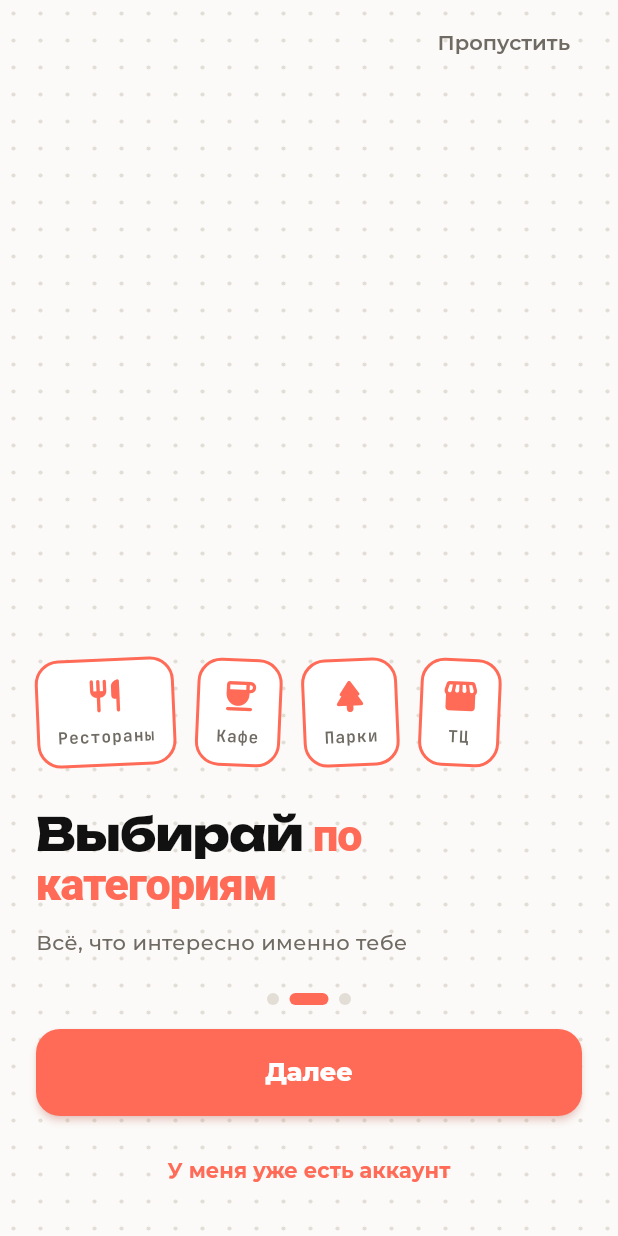
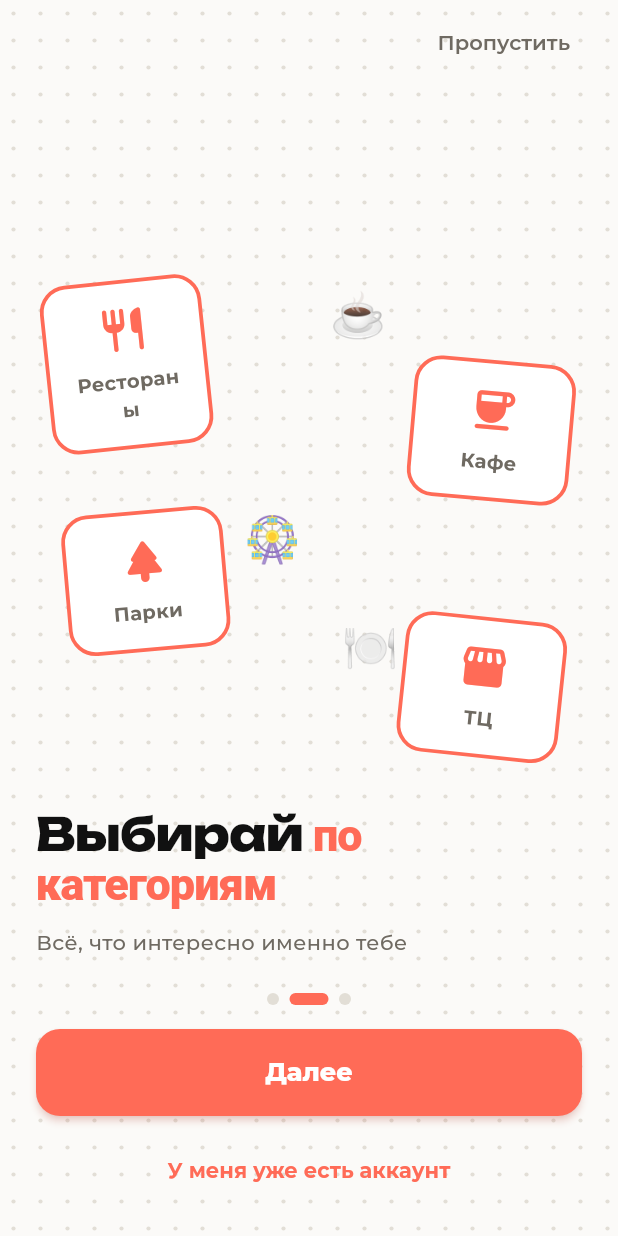
Before and after one commit to d44584131-bit/Tavsiya-MVP, a Flutter app: the OnboardingScreen screen opened directly with empty values, swiped to page 2, on a phone screen of 412 x 824 dp. Run offline on Flutter 3.47's test engine with Material 3 defaults, Android fonts, the phone set to English and light mode, and no system bars; our stand-ins replace google_fonts, google_sign_in, image_picker, permission_handler, share_plus, shared_preferences and 1 more; accounts and stored records are empty.

Commit message:
Fix onboarding bubble overlap, scatter categories, expand reviews; reorder flow
- Page 1: highlight bubbles were absolutely positioned in a Stack that
  didn't reserve space for the second bubble, so it visually overlapped
  the headline underneath - switched to a Column layout (same safe
  pattern already used on page 3), added a 3rd highlight bubble.
- Page 2: categories were a cramped single row - now scattered across a
  fixed-height canvas, bigger cards/icons/font, plus decorative coffee/
  carousel/plate emoji in the gaps.
- Page 3: added 2 more review-quote bubbles (4 total) - the extra content
  also naturally fills the top whitespace instead of everything sitting
  low near the headline.
- First-run flow reordered to language -> onboarding -> city (was
  onboarding -> language -> city), so onboarding copy follows the chosen
  language instead of always starting in Russian.
- City picker (onboarding + home) now shows a "we currently only serve
  Tashkent, sorry" dialog for any other city instead of switching to it.

```diff
--- a/lib/l10n/strings.dart
+++ b/lib/l10n/strings.dart
@@ -67,6 +67,11 @@ class Strings {
   String get chooseCitySubtitle => _t(
       'Пока полноценно работает только Ташкент — остальные города появятся позже',
       'Hozircha faqat Toshkent uchun toʻliq maʼlumot bor — boshqa shaharlar keyinroq qoʻshiladi');
+  String get onlyTashkentTitle => _t('Пока только Ташкент', 'Hozircha faqat Toshkent');
+  String get onlyTashkentMessage => _t(
+      'Сейчас мы работаем только в Ташкенте, приносим извинения. Другие города подключим позже.',
+      'Hozircha biz faqat Toshkentda ishlaymiz, uzr soʻraymiz. Boshqa shaharlarni keyinroq qoʻshamiz.');
+  String get gotItButton => _t('Понятно', 'Tushunarli');
 
   // ---------------------------------------------------------------
   // Категории мест (badge — единственное число / фильтр — множественное)
@@ -512,6 +517,8 @@ class Strings {
       _t('Сотни проверенных мест', 'Yuzlab tekshirilgan joylar');
   String get onboard1Bubble2 =>
       _t('Рейтинги реальных людей', 'Haqiqiy odamlarning baholari');
+  String get onboard1Bubble3 =>
+      _t('Новые места каждую неделю', 'Har hafta yangi joylar');
 
   String get onboard2TitlePrefix => _t('Выбирай ', 'Tanlang — ');
   String get onboard2TitleAccent => _t('по категориям', 'toifalar boʻyicha');
@@ -528,4 +535,9 @@ class Strings {
       'Muhiti zoʻr, albatta qaytamiz');
   String get onboardReview2 => _t('Отличное место для семейного отдыха',
       'Oilaviy dam olish uchun ajoyib joy');
+  String get onboardReview3 =>
+      _t('Кофе тут просто топ, хожу каждый день', 'Qahvasi zoʻr, har kuni boraman');
+  String get onboardReview4 => _t(
+      'Нашла столько новых мест благодаря приложению',
+      'Ilova tufayli koʻplab yangi joylarni topdim');
 }
--- a/lib/main.dart
+++ b/lib/main.dart
@@ -72,14 +72,16 @@ class _BootstrapState extends State<_Bootstrap> {
     };
     SupabaseService.cityKey = prefs.getString(_prefsCityKey) ?? kDefaultCity;
 
-    // Первый запуск: онбординг → язык → город → (обязательная) регистрация.
-    // onboardingDone проставляется один раз, в конце этой цепочки (см.
-    // _finishFirstRun). Если флаг уже стоит, но сессии нет — при каждом
-    // холодном старте (в том числе после выхода из аккаунта) пользователь
-    // попадает на экран входа/регистрации, а не сразу в приложение.
+    // Первый запуск: язык → онбординг → город → (обязательная) регистрация.
+    // Язык выбирается первым, чтобы текст онбординга сразу шёл на нужном
+    // языке, а не переключался на полпути. onboardingDone проставляется
+    // один раз, в конце этой цепочки (см. _finishFirstRun). Если флаг уже
+    // стоит, но сессии нет — при каждом холодном старте (в том числе после
+    // выхода из аккаунта) пользователь попадает на экран входа/регистрации,
+    // а не сразу в приложение.
     final hasSession = SupabaseService.currentUser != null;
     final initialFlow = !onboardingDone
-        ? _Flow.onboarding
+        ? _Flow.language
         : (hasSession ? _Flow.main : _Flow.auth);
 
     if (!mounted) return;
@@ -176,14 +178,14 @@ class _TavsiyaAppState extends State<TavsiyaApp> {
         // с телефон — без этого интерфейс выглядит рассыпавшимся на wide-viewport.
         builder: (context, child) => _WideScreenFrame(child: child),
         home: switch (_flow) {
-          _Flow.onboarding => OnboardingScreen(
-              onFinish: () => setState(() => _flow = _Flow.language),
-            ),
           _Flow.language => LanguageSelectScreen(
               onSelected: (lang) {
                 _setLanguage(lang);
-                setState(() => _flow = _Flow.city);
+                setState(() => _flow = _Flow.onboarding);
               },
+            ),
+          _Flow.onboarding => OnboardingScreen(
+              onFinish: () => setState(() => _flow = _Flow.city),
             ),
           _Flow.city => RegionSelectScreen(
               initialCity: _city,
--- a/lib/screens/home/home_screen.dart
+++ b/lib/screens/home/home_screen.dart
@@ -480,6 +480,28 @@ class _CityPickerSheet extends StatelessWidget {
   const _CityPickerSheet(
       {required this.selectedCity, required this.onSelected});
 
+  // Реальные данные пока только по Ташкенту — вместо переключения на
+  // остальные города из списка просто извиняемся.
+  void _onCityTap(BuildContext context, String key) {
+    if (key != kDefaultCity) {
+      showDialog<void>(
+        context: context,
+        builder: (context) => AlertDialog(
+          title: Text(s(context).onlyTashkentTitle),
+          content: Text(s(context).onlyTashkentMessage),
+          actions: [
+            TextButton(
+              onPressed: () => Navigator.of(context).pop(),
+              child: Text(s(context).gotItButton),
+            ),
+          ],
+        ),
+      );
+      return;
+    }
+    onSelected(key);
+  }
+
   @override
   Widget build(BuildContext context) {
     final theme = Theme.of(context);
@@ -508,7 +530,7 @@ class _CityPickerSheet extends StatelessWidget {
           ...kCityKeys.map((key) {
             final isActive = key == selectedCity;
             return InkWell(
-              onTap: () => onSelected(key),
+              onTap: () => _onCityTap(context, key),
               borderRadius: BorderRadius.circular(14),
               child: Padding(
                 padding: const EdgeInsets.symmetric(vertical: 12),
--- a/lib/screens/onboarding/onboarding_screen.dart
+++ b/lib/screens/onboarding/onboarding_screen.dart
@@ -55,7 +55,11 @@ class _OnboardingScreenState extends State<OnboardingScreen> {
           titlePrefix: s(context).onboard1TitlePrefix,
           titleAccent: s(context).onboard1TitleAccent,
           subtitle: s(context).onboard1Subtitle,
-          highlights: [s(context).onboard1Bubble1, s(context).onboard1Bubble2],
+          highlights: [
+            s(context).onboard1Bubble1,
+            s(context).onboard1Bubble2,
+            s(context).onboard1Bubble3,
+          ],
         ),
         OnboardingPageData(
           titlePrefix: s(context).onboard2TitlePrefix,
@@ -75,6 +79,8 @@ class _OnboardingScreenState extends State<OnboardingScreen> {
           reviews: [
             _ReviewSnippet(s(context).onboardReview1, 5),
             _ReviewSnippet(s(context).onboardReview2, 4),
+            _ReviewSnippet(s(context).onboardReview3, 5),
+            _ReviewSnippet(s(context).onboardReview4, 5),
           ],
         ),
       ];
@@ -222,8 +228,11 @@ class _OnboardingPageState extends State<_OnboardingPage>
   Widget _bubbleWall(BuildContext context) {
     final d = widget.data;
     if (d.highlights != null) {
-      return Stack(
-        clipBehavior: Clip.none,
+      // Колонка, а не Stack с абсолютным позиционированием — иначе высота
+      // "стены" не учитывает второй пузырь, и он наезжает на заголовок ниже
+      // (был баг с наложением элементов друг на друга).
+      return Column(
+        crossAxisAlignment: CrossAxisAlignment.start,
         children: [
           Align(
             alignment: Alignment.centerLeft,
@@ -232,31 +241,76 @@ class _OnboardingPageState extends State<_OnboardingPage>
               child: Text(d.highlights![0]),
             ),
           ),
-          Positioned(
-            top: 64,
-            right: 0,
-            child: ReviewBubble(
-              tilt: BubbleTilt.rightSoft,
-              child: Text(d.highlights![1]),
+          const SizedBox(height: 16),
+          Align(
+            alignment: Alignment.centerRight,
+            child: Stack(
+              clipBehavior: Clip.none,
+              children: [
+                ReviewBubble(
+                  tilt: BubbleTilt.rightSoft,
+                  child: Text(d.highlights![1]),
+                ),
+                const Positioned(top: -16, left: -14, child: Doodle(size: 22)),
+              ],
             ),
           ),
-          const Positioned(top: 0, right: 40, child: Doodle(size: 24)),
+          const SizedBox(height: 16),
+          Align(
+            alignment: Alignment.centerLeft,
+            child: ReviewBubble(
+              tilt: BubbleTilt.left,
+              child: Text(d.highlights![2]),
+            ),
+          ),
         ],
       );
     }
     if (d.categories != null) {
-      return Wrap(
-        alignment: WrapAlignment.center,
-        spacing: 14,
-        runSpacing: 14,
-        children: d.categories!.asMap().entries.map((entry) {
-          final i = entry.key;
-          final chip = entry.value;
-          return Transform.rotate(
-            angle: (i.isEven ? -2.5 : 2.5) * 3.1415926535 / 180,
-            child: _CategoryTagBubble(chip: chip),
-          );
-        }).toList(),
+      // Разброс по разным точкам "холста" фиксированной высоты — карточки
+      // покрупнее плюс декоративные эмодзи в промежутках, как в референсе.
+      return SizedBox(
+        width: double.infinity,
+        height: 330,
+        child: Stack(
+          clipBehavior: Clip.none,
+          children: [
+            Align(
+              alignment: const Alignment(-0.95, -0.95),
+              child: Transform.rotate(
+                angle: -6 * 3.1415926535 / 180,
+                child: _CategoryTagBubble(chip: d.categories![0]),
+              ),
+            ),
+            Align(
+              alignment: const Alignment(0.95, -0.5),
+              child: Transform.rotate(
+                angle: 5 * 3.1415926535 / 180,
+                child: _CategoryTagBubble(chip: d.categories![1]),
+              ),
+            ),
+            Align(
+              alignment: const Alignment(-0.85, 0.35),
+              child: Transform.rotate(
+                angle: -5 * 3.1415926535 / 180,
+                child: _CategoryTagBubble(chip: d.categories![2]),
+              ),
+            ),
+            Align(
+              alignment: const Alignment(0.9, 0.95),
+              child: Transform.rotate(
+                angle: 6 * 3.1415926535 / 180,
+                child: _CategoryTagBubble(chip: d.categories![3]),
+              ),
+            ),
+            const Align(
+                alignment: Alignment(0.2, -0.95), child: _EmojiDoodle('☕')),
+            const Align(
+                alignment: Alignment(-0.15, 0.1), child: _EmojiDoodle('🎡')),
+            const Align(
+                alignment: Alignment(0.25, 0.6), child: _EmojiDoodle('🍽️')),
+          ],
+        ),
       );
     }
     if (d.reviews != null) {
@@ -354,21 +408,41 @@ class _CategoryTagBubble extends StatelessWidget {
     final theme = Theme.of(context);
     final isDark = theme.brightness == Brightness.dark;
     return Container(
-      padding: const EdgeInsets.symmetric(horizontal: 12, vertical: 10),
+      width: 108,
+      padding: const EdgeInsets.symmetric(horizontal: 14, vertical: 14),
       decoration: BoxDecoration(
         color: isDark ? const Color(0xFF1A1817) : Colors.white,
-        borderRadius: BorderRadius.circular(16),
-        border: Border.all(color: theme.colorScheme.primary, width: 2),
+        borderRadius: BorderRadius.circular(18),
+        border: Border.all(color: theme.colorScheme.primary, width: 2.5),
       ),
       child: Column(
         mainAxisSize: MainAxisSize.min,
         children: [
-          Icon(chip.icon, color: theme.colorScheme.primary, size: 26),
-          const SizedBox(height: 6),
+          Icon(chip.icon, color: theme.colorScheme.primary, size: 34),
+          const SizedBox(height: 8),
           Text(s(context).categoryPlural(chip.categoryKey),
-              style: theme.textTheme.labelSmall, textAlign: TextAlign.center),
+              style: theme.textTheme.bodyMedium
+                  ?.copyWith(fontWeight: FontWeight.w700, fontSize: 13),
+              textAlign: TextAlign.center),
         ],
       ),
     );
   }
 }
+
+/// Декоративный эмодзи, разбросанный по "холсту" 2-го экрана — чисто
+/// орнамент, как рукописные завитки в референсе, никакого смысла не несёт.
+class _EmojiDoodle extends StatelessWidget {
+  final String emoji;
+  const _EmojiDoodle(this.emoji);
+
+  @override
+  Widget build(BuildContext context) {
+    return IgnorePointer(
+      child: Opacity(
+        opacity: 0.8,
+        child: Text(emoji, style: const TextStyle(fontSize: 30)),
+      ),
+    );
+  }
+}
--- a/lib/screens/onboarding/region_select_screen.dart
+++ b/lib/screens/onboarding/region_select_screen.dart
@@ -16,6 +16,29 @@ class RegionSelectScreen extends StatefulWidget {
 
 class _RegionSelectScreenState extends State<RegionSelectScreen> {
   late String _selected = widget.initialCity;
+
+  // Реальные данные пока только по Ташкенту — остальные города в списке
+  // "на будущее" (см. кл. коммент выше), поэтому вместо переключения на
+  // них просто извиняемся и оставляем выбранным Ташкент.
+  void _onCityTap(String key) {
+    if (key != kDefaultCity) {
+      showDialog<void>(
+        context: context,
+        builder: (context) => AlertDialog(
+          title: Text(s(context).onlyTashkentTitle),
+          content: Text(s(context).onlyTashkentMessage),
+          actions: [
+            TextButton(
+              onPressed: () => Navigator.of(context).pop(),
+              child: Text(s(context).gotItButton),
+            ),
+          ],
+        ),
+      );
+      return;
+    }
+    setState(() => _selected = key);
+  }
 
   @override
   Widget build(BuildContext context) {
@@ -49,7 +72,7 @@ class _RegionSelectScreenState extends State<RegionSelectScreen> {
                     color: Colors.transparent,
                     borderRadius: BorderRadius.circular(20),
                     child: InkWell(
-                      onTap: () => setState(() => _selected = key),
+                      onTap: () => _onCityTap(key),
                       borderRadius: BorderRadius.circular(20),
                       child: AnimatedContainer(
                         duration: const Duration(milliseconds: 150),
```
